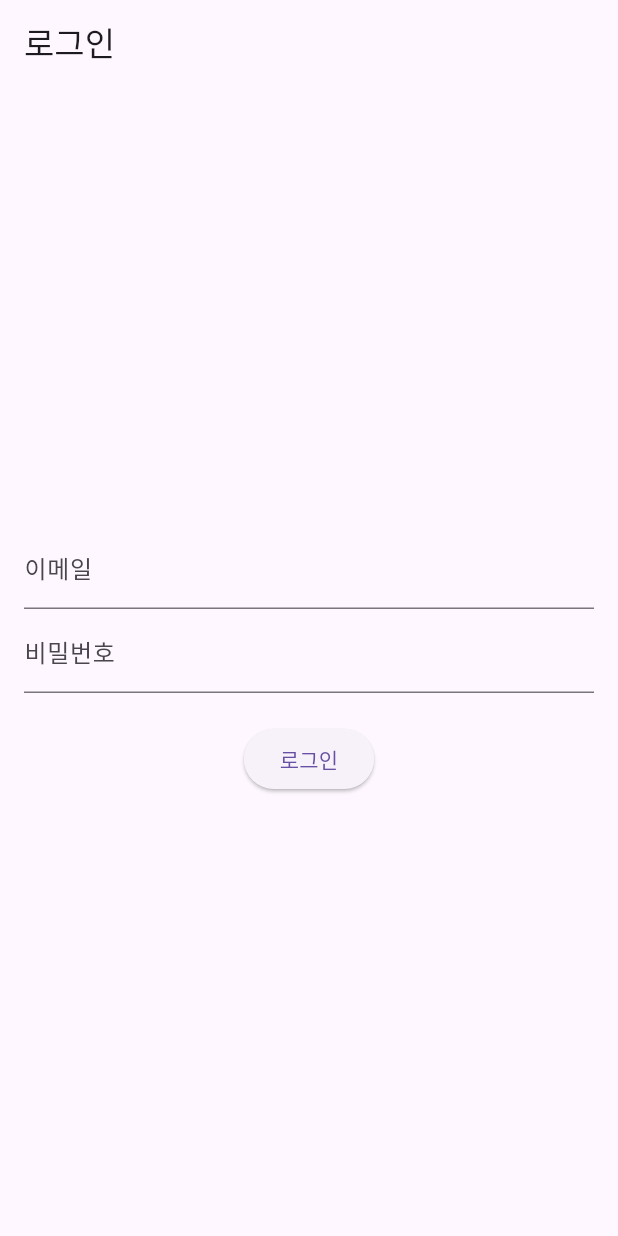
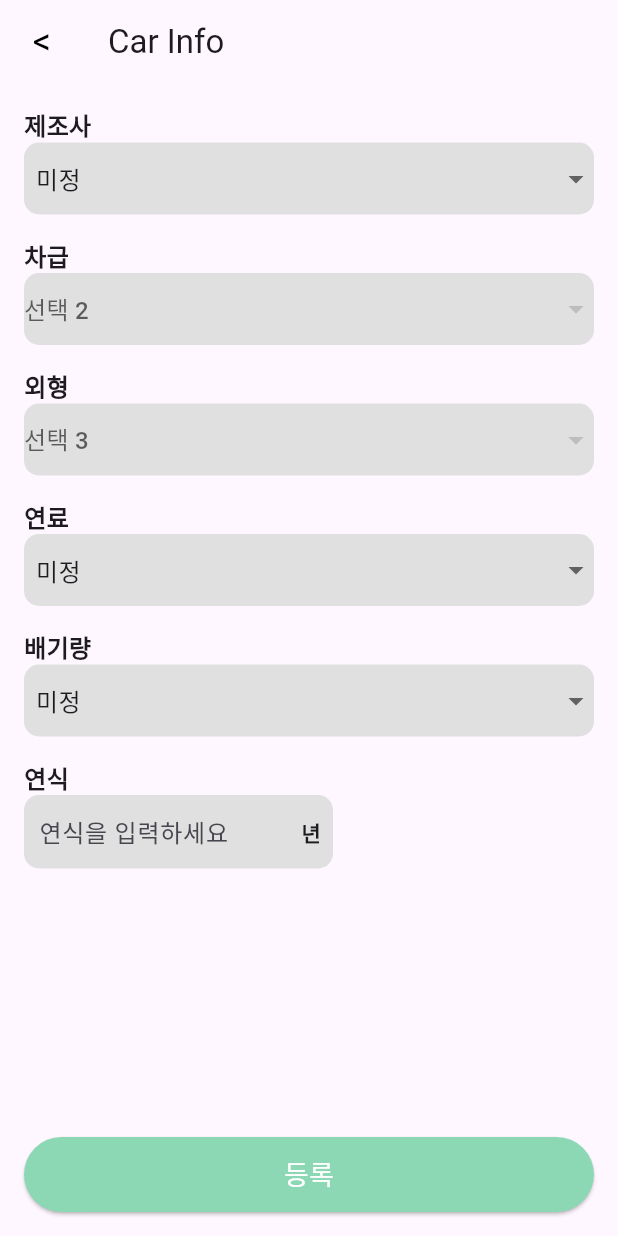
Before and after one commit to Sl0wmon/Frontend, a Flutter app: the screen it shows after launch, on a phone screen of 412 x 824 dp. Run offline on Flutter 3.47's test engine with Material 3 defaults, Android fonts, the phone set to English and light mode, and no system bars; Roboto replaces fonts that are missing (body).

Commit message:
addCarInfo Page

```diff
--- /dev/null
+++ b/lib/AddCarInfo.dart
@@ -0,0 +1,460 @@
+import 'package:flutter/material.dart';
+import 'package:flutter/services.dart'; // 이 줄을 추가하세요
+
+
+class AddCarInfoPage extends StatefulWidget {
+  @override
+  _AddCarInfoPageState createState() => _AddCarInfoPageState();
+}
+
+class _AddCarInfoPageState extends State<AddCarInfoPage> {
+  // 각 DropdownButton의 선택된 값을 저장할 변수들
+  String? selectedGender;
+  String? selectedCarType;
+  String? selectedFuelType;
+  String? selectedCarColor;
+  String? selectedCarYear;
+  String? selectedCarStatus;
+  String? selectedEngineCapacity;
+
+  List<String> carTypeOptions = []; // 차급 옵션 리스트
+  List<String> exteriorOptions = []; // 외형 옵션 리스트
+
+  @override
+  Widget build(BuildContext context) {
+    return Scaffold(
+      appBar: AppBar(
+        leading: IconButton(
+          icon: Text(
+            '<', // 뒤로 가기 버튼 모양
+            style: TextStyle(
+              fontSize: 24,
+              color: Colors.black, // 아이콘 색상
+            ),
+          ),
+          onPressed: () {
+            Navigator.pop(context); // 뒤로 가기 동작
+          },
+          splashColor: Colors.transparent, // 클릭 시 물결 효과 제거
+          highlightColor: Colors.transparent, // 클릭 시 강조 효과 제거
+        ),
+        title: Text('Car Info'),
+      ),
+      body: Padding(
+        padding: const EdgeInsets.all(16.0),
+        child: Column(
+          crossAxisAlignment: CrossAxisAlignment.start,
+          children: [
+            // 제조사 선택
+            Text(
+              "제조사",
+              style: TextStyle(fontSize: 16, fontWeight: FontWeight.bold),
+            ),
+            Container(
+              decoration: BoxDecoration(
+                color: Colors.grey[300],
+                borderRadius: BorderRadius.circular(10),
+              ),
+              child: DropdownButton<String?>(
+                value: selectedGender,
+                hint: Text("선택 1"),
+                isExpanded: true,
+                underline: SizedBox(),
+                items:  [null, '현대', '기아', 'KGM', 'gm(쉐보레, 캐딜락, 사브, 뷰익)', '르노코리아', '대우','제네시스', 'BMW', '벤츠', '아우디' ]
+                    .map<DropdownMenuItem<String?>>((String? i) {
+                  return DropdownMenuItem<String?>(
+                    value: i,
+                    child: Padding(
+                      padding: const EdgeInsets.only(left: 8.0),
+                      child: Text(i ?? '미정'),
+                    ),
+                  );
+                }).toList(),
+                onChanged: (value) {
+                  setState(() {
+                    selectedGender = value;
+                    selectedCarType = null; // 차급 선택 초기화
+                    exteriorOptions = []; // 외형 옵션 초기화
+                    // 제조사에 따라 차급 옵션 설정
+                    if (value == '현대') {
+                      carTypeOptions = [
+                        '세단/쿠페/해치백',
+                        'CUV/SUV',
+                        'MPV',
+                        'N/N Line',
+                        '버스',
+                        '트럭'
+                      ];
+                    } else if (value == '기아') {
+                      carTypeOptions = ['세단/해치백/왜건','SUV','MPV','전기차'];
+                    } else if (value == 'KGM') {
+                      carTypeOptions = ['세단','SUV', '픽업 트럭', 'MPV','버스'];
+                    } else if (value == 'gm(쉐보레, 캐딜락, 사브, 뷰익)') {
+                      carTypeOptions = ['쉐보레','캐딜락','사브','뷰익'];
+                    } else if (value == '르노코리아') {
+                      carTypeOptions = ['소형', '세단','SUV,RV','상용차','전기차'];
+                    } else if (value == '대우') {
+                      carTypeOptions = ['트럭', '버스'];
+                    } else if (value == '제네시스') {
+                      carTypeOptions = ['세단','SUV'];
+                    } else if (value == 'BMW') {
+                      carTypeOptions = ['세단', 'SUV', 'LCV', '로드스터', '스포츠카', '하이퍼카', '트럭', '버스'];
+                    } else if (value == '벤츠') {
+                      carTypeOptions = ['세단', 'SUV', 'LCV', '로드스터', '스포츠카', '하이퍼카', '트럭', '버스'];
+                    } else if (value == '아우디') {
+                      carTypeOptions = ['세단', '준대형', '소형', '준중형', 'SUV', '고성능모델'];
+                    }else {
+                      carTypeOptions = [];
+                    }
+                  });
+                },
+              ),
+            ),
+            SizedBox(height: 16),
+
+            // 차급 선택
+            Text(
+              "차급",
+              style: TextStyle(fontSize: 16, fontWeight: FontWeight.bold),
+            ),
+            Container(
+              decoration: BoxDecoration(
+                color: Colors.grey[300],
+                borderRadius: BorderRadius.circular(10),
+              ),
+              child: DropdownButton<String?>(
+                value: carTypeOptions.contains(selectedCarType) ? selectedCarType : null,
+                hint: Text("선택 2"),
+                isExpanded: true,
+                underline: SizedBox(),
+                items: carTypeOptions.toSet().toList().map<DropdownMenuItem<String?>>((String i) {
+                  return DropdownMenuItem<String?>(
+                    value: i,
+                    child: Padding(
+                      padding: const EdgeInsets.only(left: 8.0),
+                      child: Text(i),
+                    ),
+                  );
+                }).toList(),
+                onChanged: (value) {
+                  setState(() {
+                    selectedCarType = value;
+                    exteriorOptions = []; // 외형 옵션 초기화
+                    if(selectedGender == '현대') {
+                      if (selectedCarType == '세단/쿠페/해치백') {
+                        exteriorOptions = [
+                          'i10','아우라','HB20','엑센트','i20','아반떼','i30','라페스타','쏘나타','그랜저'
+                        ];
+                      } else if (selectedCarType == 'CUV/SUV') {
+                        exteriorOptions = ['캐스퍼','엑스터','크레타/ix25','코나','베뉴','베이온','알카자르', '무파사','투싼','싼타페','팰리세이드'
+                        ];
+                      } else if (selectedCarType == 'MPV') {
+                        exteriorOptions = ['스타케이저', '쿠스토/커스틴', '스타리아'];
+                      } else if (selectedCarType == 'N/N Line') {
+                        exteriorOptions = ['i20 N','아반떼 N','i30 N', '아이오닉 6 N', '코나 N','아이오닉 5 N', 'i10 N Line','i20 N Line','아반떼 N Line', '쏘나타 N Line','코나 N Line','투싼 N Line'];
+                      } else if (selectedCarType == '버스') {
+                        exteriorOptions =
+                        ['쏠라티', '카운티', '일렉시티 타운', '일렉시티', '유니버스', '일렉시티 이층버스'];
+                      } else if (selectedCarType == '트럭' ) {
+                        exteriorOptions = [ '포터', '쏠라티', '싼타크루즈'];
+                      }
+                    } else if (selectedGender == '기아') {
+                      if (selectedCarType == '세단/해치백/왜건') {
+                        exteriorOptions = [ 'K3', 'K5', '소나타', '아반떼', 'K7', 'K9'];
+                      } else if (selectedCarType == 'SUV') {
+                        exteriorOptions = [ '스포티지', '쏘렌토', '텔루라이드'];
+                      }else if (selectedCarType == 'MPV') {
+                        exteriorOptions = [ '카니발'];
+                      }else if (selectedCarType == '전기차') {
+                        exteriorOptions = ['EV6', '니로 EV'];
+                      } else { exteriorOptions = [];}
+                    } else if (selectedGender == 'KGM') {
+                      if (selectedCarType == '세단') {
+                        exteriorOptions = [ '체어맨', '체어맨 W'];
+                      } else if (selectedCarType == 'SUV') {
+                        exteriorOptions = [ '코란도', '코란도 EV', '렉스턴', '액티언', '티볼리', '티볼리 에어', '토레스', '토레스 EVX', '코란도 훼미리', '무쏘', '카이런'];
+                      }else if (selectedCarType == '픽업 트럭') {
+                        exteriorOptions = [ '렉스턴 스포츠', '렉스턴 스포츠 칸', 'HDH 픽업트럭', '코란도 픽업', '무쏘 스포츠', '액티언 스포츠', '코란도 스포츠'];
+                      }else if (selectedCarType == 'MPV') {
+                        exteriorOptions = ['이스타나', '로디우스', '코란도 투리스모'];
+                      }else if (selectedCarType == '버스') {
+                        exteriorOptions = ['DA트럭', '동아 초대형 덤프트럭', '동아 HA/HR버스', '동아 MCI 버스', '에어로버스', 'SY트럭', '트랜스타', '메르세데스-벤츠 21.5톤 초대형 덤프트럭'];
+                      } else { exteriorOptions = [];}
+                    } else if (selectedGender == 'gm(쉐보레, 캐딜락, 사브, 뷰익)') {
+                      if (selectedCarType == '쉐보레') {
+                        exteriorOptions = [ '스파크', '볼트 EV', '아베오', '크루즈', '말리부', '임팔라', '카마로', '콜벳', '트랙스 1세대', '볼트 EUV', '이쿼녹스', '캡티바', '올란도'];
+                      } else if (selectedCarType == '캐딜락') {
+                        exteriorOptions = [ 'BLS', 'ATS', 'ATS-V', 'CT4', 'CTS', 'CTS-V', 'STS', 'DTS', 'CT6', 'SRX', 'XT5'];
+                      }else if (selectedCarType == '사브') {
+                        exteriorOptions = [ '900', '9000', '9-5', '9-3'];
+                      }else if (selectedCarType == '뷰익') {
+                        exteriorOptions = ['파크 애비뉴'];
+                      } else { exteriorOptions = [];}
+                    } else if (selectedGender == '르노코리아') {
+                      if (selectedCarType == '소형') {
+                        exteriorOptions = [ '클리오', '캡처', '조에'];
+                      } else if (selectedCarType == '세단') {
+                        exteriorOptions = [ 'SM6'];
+                      }else if (selectedCarType == 'SUV,RV') {
+                        exteriorOptions = ['아르카나', 'QM6', '그랑 콜레오스'];
+                      }else if (selectedCarType == '상용차') {
+                        exteriorOptions = ['마스터', 'QM6 퀘스트'];
+                      }else if (selectedCarType == '전기차') {
+                        exteriorOptions = ['트위지'];
+                      } else { exteriorOptions = [];}
+                    }else if (selectedGender == '대우') {
+                      if (selectedCarType == '트럭') {
+                        exteriorOptions = ['맥쎈', '구쎈', '더쎈', '기쎈','프리마', '차세대트럭'];
+                      }else if (selectedCarType == '버스') {
+                        exteriorOptions = ['노부스'];
+                      } else { exteriorOptions = [];}
+                    }else if (selectedGender == '제네시스') {
+                      if (selectedCarType == '세단') {
+                        exteriorOptions = ['G70', 'G80', 'G90'];
+                      }else if (selectedCarType == 'SUV') {
+                        exteriorOptions = ['GV60', 'GV70', 'GV80', 'GV90'];
+                      } else { exteriorOptions = [];}
+                    } else if (selectedGender == 'BMW') {
+                      if (selectedCarType == '세단') {
+                        exteriorOptions = ['A클래스', 'CLA', 'C클래스', 'E클래스', 'S클래스', 'EQS', 'AMG GT 4-Door 쿠페'];
+                      } else if (selectedCarType == 'SUV') {
+                        exteriorOptions = ['GLA', 'GLB', 'EQA', 'GLC', 'GLE', 'GLS', 'G클래스'];
+                      } else if (selectedCarType == 'LCV') {
+                        exteriorOptions = ['B클래스', '시탄', 'V클래스', 'EQV', '스프린터'];
+                      } else if (selectedCarType == '로드스터') {
+                        exteriorOptions = ['SL', 'SLS AMG', 'AMG GT'];
+                      } else if (selectedCarType == '스포츠카') {
+                        exteriorOptions = ['AMG GT', 'SLR 맥라렌'];
+                      } else if (selectedCarType == '하이퍼카') {
+                        exteriorOptions = ['AMG 원'];
+                      } else if (selectedCarType == '트럭') {
+                        exteriorOptions = ['악트로스', '아록스', '아테고', '제트로스'];
+                      } else if (selectedCarType == '버스') {
+                        exteriorOptions = ['투리스모', '시타로'];
+                      }
+                    } else if (selectedGender == '벤츠') {
+                      if (selectedCarType == '세단') {
+                        exteriorOptions = ['A클래스', 'CLA', 'C클래스', 'E클래스', 'S클래스', 'EQS', 'AMG GT 4-Door 쿠페'];
+                      } else if (selectedCarType == 'SUV') {
+                        exteriorOptions = ['GLA', 'GLB', 'EQA', 'GLC', 'GLE', 'GLS', 'G클래스'];
+                      } else if (selectedCarType == 'LCV') {
+                        exteriorOptions = ['B클래스', '시탄', 'V클래스', 'EQV', '스프린터'];
+                      } else if (selectedCarType == '로드스터') {
+                        exteriorOptions = ['SL', 'SLS AMG', 'AMG GT'];
+                      } else if (selectedCarType == '스포츠카') {
+                        exteriorOptions = ['AMG GT', 'SLR 맥라렌'];
+                      } else if (selectedCarType == '하이퍼카') {
+                        exteriorOptions = ['AMG 원'];
+                      } else if (selectedCarType == '트럭') {
+                        exteriorOptions = ['악트로스', '아록스', '아테고', '제트로스'];
+                      } else if (selectedCarType == '버스') {
+                        exteriorOptions = ['투리스모', '시타로'];
+                      }
+                    }else if (selectedGender == '아우디') {
+                      if (selectedCarType == '세단') {
+                        exteriorOptions = ['A3', 'A4', 'A6', 'A7', 'A8', 'S3', 'S4', 'S6', 'S7', 'S8', 'RS3', 'RS4', 'RS5', 'RS6', 'RS7'];
+                      } else if (selectedCarType == '준대형') {
+                        exteriorOptions = ['Q6', 'Q8', 'RSQ8'];
+                      } else if (selectedCarType == '소형') {
+                        exteriorOptions = ['A1', 'A2', 'Q2', 'SQ2'];
+                      } else if (selectedCarType == '준중형') {
+                        exteriorOptions = ['A3', 'Q3', 'Q4', 'SQ5', 'RSQ3'];
+                      } else if (selectedCarType == 'SUV') {
+                        exteriorOptions = ['Q5', 'Q7', 'SQ7', 'SQ8', 'RS6'];
+                      } else if (selectedCarType == '고성능모델') {
+                        exteriorOptions = ['S1', 'S5', 'SQ7', 'RSQ8', 'R8'];
+                      }else {
+                        exteriorOptions = [];
+                      }
+                    }
+                  });
+                },
+              ),
+            ),
+            SizedBox(height: 16),
+
+            // 외형 선택
+            Text(
+              "외형",
+              style: TextStyle(fontSize: 16, fontWeight: FontWeight.bold),
+            ),
+            Container(
+              decoration: BoxDecoration(
+                color: Colors.grey[300],
+                borderRadius: BorderRadius.circular(10),
+              ),
+              child: DropdownButton<String?>(
+                value: exteriorOptions.contains(selectedFuelType) ? selectedFuelType : null,
+                hint: Text("선택 3"),
+                isExpanded: true,
+                underline: SizedBox(),
+                items: exteriorOptions.toSet().toList().map<DropdownMenuItem<String?>>((String i) {
+                  return DropdownMenuItem<String?>(
+                    value: i,
+                    child: Padding(
+                      padding: const EdgeInsets.only(left: 8.0),
+                      child: Text(i),
+                    ),
+                  );
+                }).toList(),
+                onChanged: (value) {
+                  setState(() {
+                    selectedFuelType = value;
+                  });
+                },
+              ),
+            ),
+            SizedBox(height: 16),
+
+            // 연료 선택
+            Text(
+              "연료",
+              style: TextStyle(fontSize: 16, fontWeight: FontWeight.bold),
+            ),
+            Container(
+              decoration: BoxDecoration(
+                color: Colors.grey[300],
+                borderRadius: BorderRadius.circular(10),
+              ),
+              child: DropdownButton<String?>(
+                value: selectedCarColor,
+                hint: Text("선택 4"),
+                isExpanded: true,
+                underline: SizedBox(),
+                items: [null, '1.0L', '1.2L', '1.4L', '1.6L', '1.8L', '2.0L', '2.2L', '2.5L', '2.8L', '3.0L', '3.5L', '4.0L', '5.0L', '6.0L 이상']
+                    .map<DropdownMenuItem<String?>>((String? i) {
+                  return DropdownMenuItem<String?>(
+                    value: i,
+                    child: Padding(
+                      padding: const EdgeInsets.only(left: 8.0),
+                      child: Text(i ?? '미정'),
+                    ),
+                  );
+                }).toList(),
+                onChanged: (value) {
+                  setState(() {
+                    selectedCarColor = value;
+                  });
+                },
+              ),
+            ),
+            SizedBox(height: 16),
+
+            Text(
+              "배기량",
+              style: TextStyle(fontSize: 16, fontWeight: FontWeight.bold),
+            ),
+            Container(
+              decoration: BoxDecoration(
+                color: Colors.grey[300],
+                borderRadius: BorderRadius.circular(10),
+              ),
+              child: DropdownButton<String?>(
+                value: selectedEngineCapacity,
+                hint: Text("선택 4"),
+                isExpanded: true,
+                underline: SizedBox(),
+                items: [null, '1000cc', '1500cc', '2000cc', '2500cc', '3000cc']
+                    .map<DropdownMenuItem<String?>>((String? i) {
+                  return DropdownMenuItem<String?>(
+                    value: i,
+                    child: Padding(
+                      padding: const EdgeInsets.only(left: 8.0),
+                      child: Text(i ?? '미정'),
+                    ),
+                  );
+                }).toList(),
+                onChanged: (value) {
+                  setState(() {
+                    selectedEngineCapacity = value;
+                  });
+                },
+              ),
+            ),
+            SizedBox(height: 16),
+
+        Text(
+        "연식",
+        style: TextStyle(fontSize: 16, fontWeight: FontWeight.bold),
+      ),
+        Container(
+          width: MediaQuery.of(context).size.width / 2, // 입력 박스 너비를 절반으로 줄임
+          decoration: BoxDecoration(
+            color: Colors.grey[300],
+            borderRadius: BorderRadius.circular(10),
+          ),
+          child: Row(
+            children: [
+              Expanded(
+                child: TextField(
+                  keyboardType: TextInputType.number, // 숫자 입력만 가능
+                  maxLines: 1, // 줄바꿈 방지
+                  inputFormatters: [
+                    FilteringTextInputFormatter.digitsOnly, // 숫자만 입력 가능
+                    LengthLimitingTextInputFormatter(4), // 4글자 제한
+                  ],
+                  decoration: InputDecoration(
+                    hintText: '연식을 입력하세요',
+                    border: InputBorder.none,
+                    contentPadding: EdgeInsets.symmetric(horizontal: 10, vertical: 12),
+                    counterText: "", // 입력 길이 표시 없애기
+                  ),
+                  onChanged: (value) {
+                    setState(() {
+                      selectedCarYear = value;
+                    });
+                  },
+                ),
+              ),
+              Padding(
+                padding: const EdgeInsets.symmetric(horizontal: 8.0),
+                child: Text(
+                  '년',
+                  style: TextStyle(fontWeight: FontWeight.bold), // '년' 글자에 굵은 글씨 스타일 적용
+                ),
+              ),
+            ],
+          ),
+        ),
+        if (selectedCarYear != null && selectedCarYear!.length < 4 && selectedCarYear!.isNotEmpty)
+    Padding(
+      padding: const EdgeInsets.only(top: 8.0),
+      child: Text(
+        '연식은 4자리로 입력해주세요.',
+        style: TextStyle(color: Colors.red, fontSize: 12),
+      ),
+    ),
+    SizedBox(height: 16),
+
+
+
+
+    Spacer(),
+
+            // "등록" 버튼
+            Align(
+              alignment: Alignment.bottomCenter,
+              child: ElevatedButton(
+                onPressed: () {
+                  // 등록 버튼 클릭 시 동작
+                },
+                style: ElevatedButton.styleFrom(
+                  backgroundColor: Color(0xFF8CD8B4),
+                  minimumSize: Size(double.infinity, 50),
+                ),
+                child: Text(
+                  "등록",
+                  style: TextStyle(
+                    fontSize: 18,
+                    color: Colors.white,
+                    fontFamily: 'body',
+                  ),
+                ),
+              ),
+            ),
+          ],
+        ),
+      ),
+    );
+  }
+}
--- a/lib/dashboard_page.dart
+++ b/lib/dashboard_page.dart
@@ -48,7 +48,7 @@ class _DashboardPageState extends State<DashboardPage> {
   }
 
   Future<void> fetchData() async {
-    final url = Uri.parse('http://172.27.80.1:8080/api/dashboard/view');
+    final url = Uri.parse('http://172.30.78.141:8080/api/dashboard/view');
     final response = await http.post(url,
         body: jsonEncode({"userId": "test"}),
         headers: {"Content-Type": "application/json"});
--- a/lib/main.dart
+++ b/lib/main.dart
@@ -1,6 +1,7 @@
 // lib/main.dart
 
 import 'package:flutter/material.dart';
+import 'AddCarInfo.dart';
 import 'record_page.dart';
 import 'dashboard_page.dart';
 import 'login_page.dart';
@@ -17,7 +18,7 @@
       theme: ThemeData(
         primarySwatch: Colors.teal,
       ),
-      home: LoginPage(),
+      home: AddCarInfoPage(),
       routes: {
         '/record': (context) => RecordPage(),
         '/dashboard': (context) => DashboardPage(),
```
